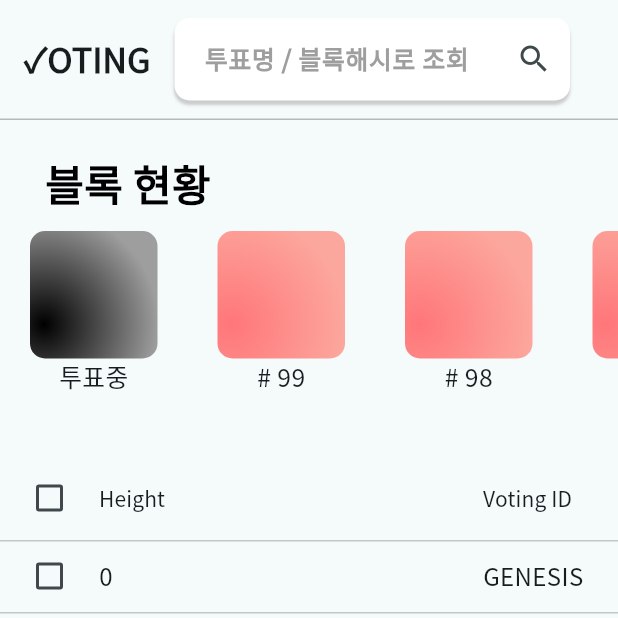
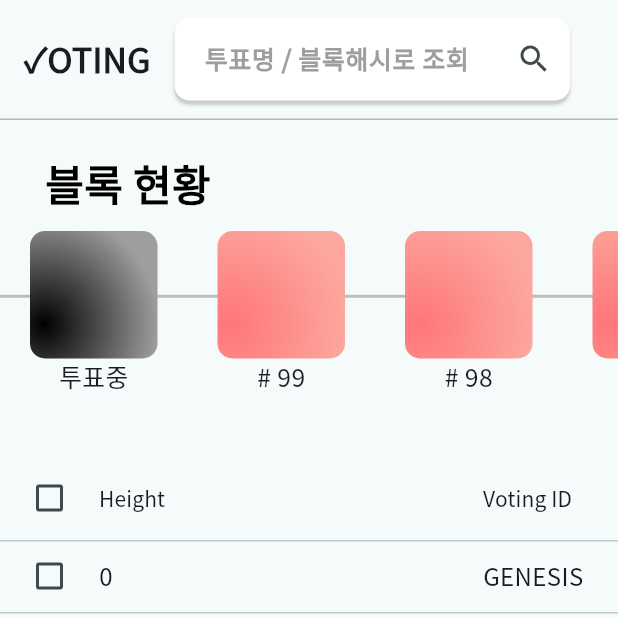
Before and after one commit to ahn7946/vote-explorer, a Flutter app: the screen it shows after launch, on a phone screen of 412 x 824 dp, the top half of it. Run offline on Flutter 3.47's test engine with Material 3 defaults, Android fonts, the phone set to English and light mode, and no system bars; missing offline and left inert: code_highlight_view.

Commit message:
feat: BlockListView 연결선 추가

```diff
--- a/lib/widget/block_listview.dart
+++ b/lib/widget/block_listview.dart
@@ -33,13 +33,27 @@ class _BlockListViewState extends State<BlockListView> {
     int blockHeight = 100;
     return SizedBox(
       height: 150,
-      child: ListView.builder(
-        controller: _scrollController,
-        scrollDirection: Axis.horizontal,
-        itemCount: 50,
-        itemBuilder: (context, index) => index == 0
-            ? BlockContainer("투표중", color1: Colors.black, color2: Colors.grey)
-            : BlockContainer("# ${blockHeight - index}"),
+      child: Stack(
+        children: [
+          Positioned(
+            top: 85 / 2, // Container 높이 절반 위치
+            left: 0,
+            right: 0,
+            child: Container(
+              height: 2, // 선 두께
+              color: Colors.grey.shade400,
+            ),
+          ),
+          ListView.builder(
+            controller: _scrollController,
+            scrollDirection: Axis.horizontal,
+            itemCount: 50,
+            itemBuilder: (context, index) => index == 0
+                ? BlockContainer("투표중",
+                    color1: Colors.black, color2: Colors.grey)
+                : BlockContainer("# ${blockHeight - index}"),
+          ),
+        ],
       ),
     );
   }
```
